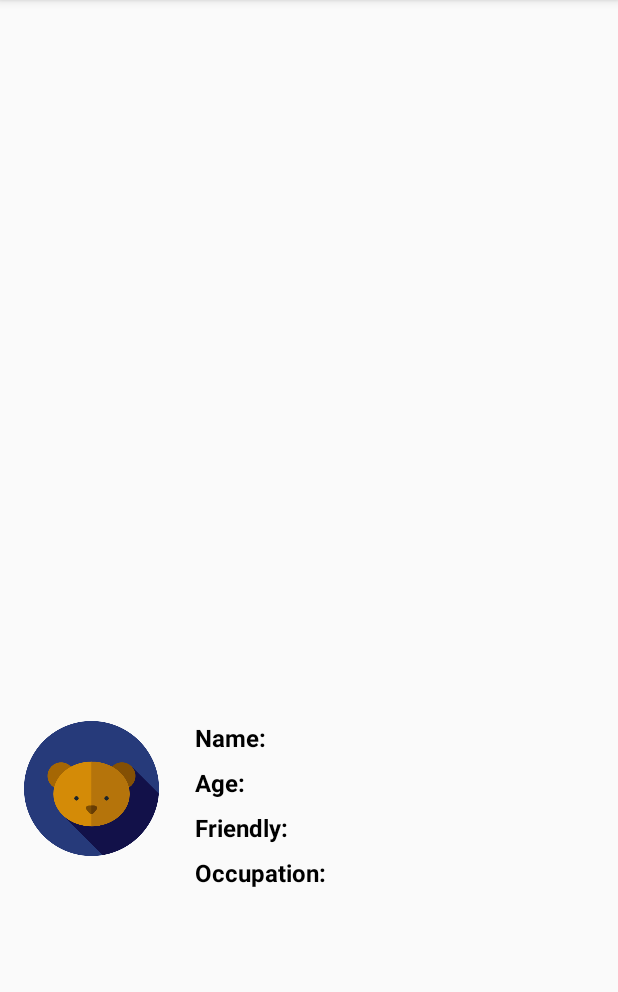
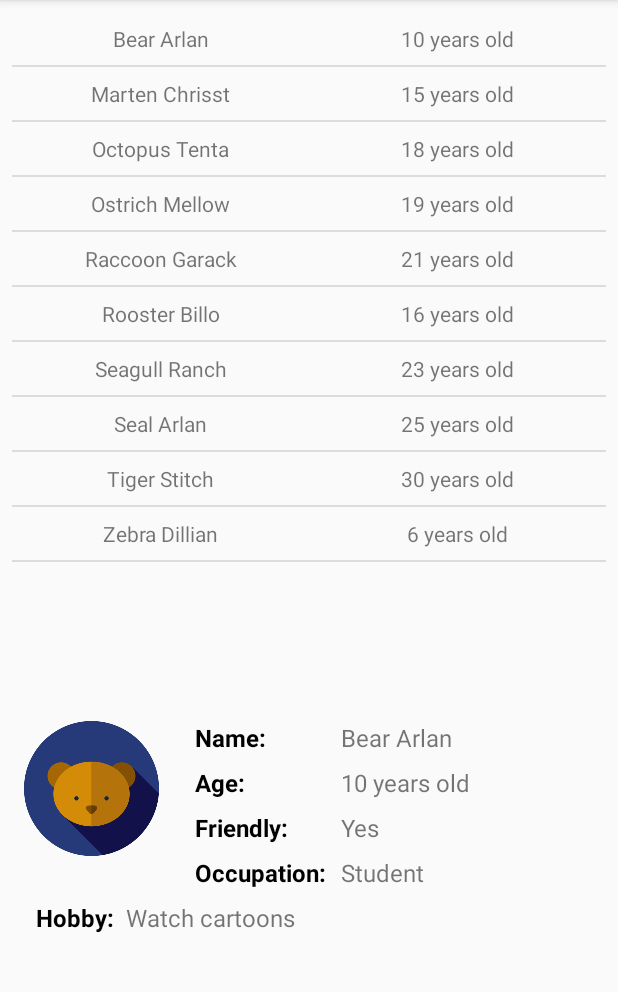
Before and after one commit to tranle13/JAV_CollectionViews, an Android app: the screen it shows after launch (MainActivity), on a phone screen of 412 x 824 dp, the part 84-1076 px from its top. Run offline under Robolectric (Android 15) with nearby library versions, the phone set to English and light mode, and no system bars.

Commit message:
Added functionality to detect orientation changes and update UI and populate details view

```diff
--- a/LeTran_CE05/app/src/main/java/com/sunny/android/letran_ce05/Animal.java
+++ b/LeTran_CE05/app/src/main/java/com/sunny/android/letran_ce05/Animal.java
@@ -5,22 +5,24 @@
 
 package com.sunny.android.letran_ce05;
 
-public class Animal {
+class Animal {
 
     // Member variables
-    private String name;
-    private int age;
-    private boolean isFriendly;
-    private String job;
-    private String hobby;
+    private final String name;
+    private final int age;
+    private final boolean isFriendly;
+    private final String job;
+    private final String hobby;
+    private final int imageID;
 
     // Constructor
-    public Animal(String _name, int _age, boolean _isFriendly, String _job, String _hobby) {
+    public Animal(String _name, int _age, boolean _isFriendly, String _job, String _hobby, int _imageID) {
         name = _name;
         age = _age;
         isFriendly = _isFriendly;
         job = _job;
         hobby = _hobby;
+        imageID = _imageID;
     }
 
     // Methods
@@ -29,4 +31,5 @@ public class Animal {
     boolean getFriendly() { return isFriendly; }
     String getJob() { return job; }
     String getHobby() { return hobby; }
+    int getImageID() { return imageID; }
 }
--- a/LeTran_CE05/app/src/main/java/com/sunny/android/letran_ce05/AnimalAdapter.java
+++ b/LeTran_CE05/app/src/main/java/com/sunny/android/letran_ce05/AnimalAdapter.java
@@ -14,12 +14,12 @@ import android.widget.TextView;
 
 import java.util.ArrayList;
 
-public class AnimalAdapter extends BaseAdapter {
+class AnimalAdapter extends BaseAdapter {
 
     // Member variables
     private static final long BASE_ID = 0x00001;
-    private Context aContext = null;
-    private ArrayList<Animal> animals = null;
+    private final Context aContext;
+    private final ArrayList<Animal> animals;
 
     // Constructor
     public AnimalAdapter(Context _context, ArrayList<Animal> _animals) {
@@ -51,7 +51,7 @@ public class AnimalAdapter extends BaseAdapter {
 
     @Override
     public View getView(int position, View convertView, ViewGroup parent) {
-        ViewHolder vh = null;
+        ViewHolder vh;
 
         if (convertView == null) {
             convertView = LayoutInflater.from(aContext).inflate(R.layout.listview_custom, parent, false);
@@ -73,8 +73,8 @@ public class AnimalAdapter extends BaseAdapter {
 
     // Optimize with ViewHolder
     static class ViewHolder {
-        TextView txt_Name;
-        TextView txt_Age;
+        final TextView txt_Name;
+        final TextView txt_Age;
 
         ViewHolder(View _layout) {
             txt_Name = (TextView)_layout.findViewById(R.id.txt_CustomName);
--- a/LeTran_CE05/app/src/main/java/com/sunny/android/letran_ce05/MainActivity.java
+++ b/LeTran_CE05/app/src/main/java/com/sunny/android/letran_ce05/MainActivity.java
@@ -5,48 +5,127 @@
 
 package com.sunny.android.letran_ce05;
 
+import android.content.res.Configuration;
 import android.support.v7.app.AppCompatActivity;
 import android.os.Bundle;
+import android.view.View;
+import android.widget.AdapterView;
+import android.widget.ImageView;
 import android.widget.ListView;
+import android.widget.Spinner;
+import android.widget.TextView;
 
 import java.util.ArrayList;
 
-    public class MainActivity extends AppCompatActivity {
+public class MainActivity extends AppCompatActivity {
 
-    private ArrayList<Animal> animals = new ArrayList<>();
+    private ArrayList<Animal> animals = null;
     private ListView aListView = null;
+    private final int defaultIndex = 0;
 
     @Override
     protected void onCreate(Bundle savedInstanceState) {
         super.onCreate(savedInstanceState);
         setContentView(R.layout.activity_main);
 
+        animals = new ArrayList<>();
         populateData();
+        helpPopulate(defaultIndex);
+    }
 
-        aListView = (ListView)findViewById(R.id.lvw_ListView);
+    @Override
+    public void onConfigurationChanged(Configuration newConfig) {
+        super.onConfigurationChanged(newConfig);
+
+        helpPopulate(defaultIndex);
     }
 
     // Create function to populate data collection
     private void populateData() {
         animals.add(new Animal("Bear Arlan", 10, true, "Student",
-                "Watch cartoons"));
+                "Watch cartoons", R.drawable.bear));
         animals.add(new Animal("Marten Chrisst", 15, true, "McDonald employee",
-                "Play video games"));
-        animals.add(new Animal("Octopus Tentacles", 18, false, "Ink producer",
-                "Camouflage and attack jellyfish"));
+                "Play video games", R.drawable.marten));
+        animals.add(new Animal("Octopus Tenta", 18, false, "Ink producer",
+                "Camouflage and attack jellyfish", R.drawable.octopus));
         animals.add(new Animal("Ostrich Mellow", 19, false, "Zoo runner",
-                "Peck other animals"));
+                "Peck other animals", R.drawable.ostrich));
         animals.add(new Animal("Raccoon Garack", 21, true, "Office worker",
-                "Build diagrams for statistics"));
+                "Build diagrams for statistics", R.drawable.racoon));
         animals.add(new Animal("Rooster Billo", 16, true, "Early waker",
-                "Fly and chirp in morning"));
+                "Fly and chirp in morning", R.drawable.rooster));
         animals.add(new Animal("Seagull Ranch", 23, false, "Scout",
-                "Practice carrying water in mouth"));
+                "Practice carrying water in mouth", R.drawable.seagull));
         animals.add(new Animal("Seal Arlan", 25, true, "Security",
-                "Work on belly muscles"));
+                "Work on belly muscles", R.drawable.seal));
         animals.add(new Animal("Tiger Stitch", 30, false, "Hunter",
-                "Make soup"));
+                "Make soup", R.drawable.tiger));
         animals.add(new Animal("Zebra Dillian", 6, true, "Student",
-                "Watch movies about zebras"));
+                "Watch movies about zebras", R.drawable.zebra));
+    }
+
+    // Create function to populate the details view
+    private void populateDetails(int index, int imageView, int name, int age, int friendly,
+                                 int job, int hobby) {
+        if (animals.size() > 0) {
+
+            ImageView ivw = (ImageView)findViewById(imageView);
+            TextView _name = (TextView)findViewById(name);
+            TextView _age = (TextView)findViewById(age);
+            TextView _friendly = (TextView)findViewById(friendly);
+            TextView _job = (TextView)findViewById(job);
+            TextView _hobby = (TextView)findViewById(hobby);
+
+            ivw.setImageResource(animals.get(index).getImageID());
+            _name.setText(animals.get(index).getName());
+            String strAge = animals.get(index).getAge() + " years old";
+            _age.setText(strAge);
+            if (animals.get(index).getFriendly()) {
+                _friendly.setText(R.string._friendly);
+            } else {
+                _friendly.setText(R.string._unfriendly);
+            }
+
+            _job.setText(animals.get(index).getJob());
+            _hobby.setText(animals.get(index).getHobby());
+        }
+    }
+
+    // Create function to help populate
+    private void helpPopulate(int _position) {
+        if (getResources().getConfiguration().orientation == Configuration.ORIENTATION_PORTRAIT) {
+            populateDetails(_position, R.id.imageView, R.id.txt_Name, R.id.txt_Age, R.id.txt_Friendly, R.id.txt_Occupation, R.id.txt_Hobby);
+            aListView = (ListView)findViewById(R.id.lvw_ListView);
+            setupCustomAdapter();
+            aListView.setOnItemClickListener(new ListView.OnItemClickListener() {
+                @Override
+                public void onItemClick(AdapterView<?> parent, View view, int position, long id) {
+                    populateDetails(position, R.id.imageView, R.id.txt_Name, R.id.txt_Age, R.id.txt_Friendly,
+                            R.id.txt_Occupation, R.id.txt_Hobby);
+                }
+            });
+        } else {
+            populateDetails(_position, R.id.imageView2, R.id.txt_Land_Name, R.id.txt_Land_Age, R.id.txt_Land_Friendly, R.id.txt_Land_Job, R.id.txt_Land_Hobby);
+            Spinner dropdown = (Spinner)findViewById(R.id.spn_Dropdown);
+            dropdown.setOnItemSelectedListener(new AdapterView.OnItemSelectedListener() {
+                @Override
+                public void onItemSelected(AdapterView<?> parent, View view, int position, long id) {
+                    populateDetails(position, R.id.imageView2, R.id.txt_Land_Name, R.id.txt_Land_Age,
+                            R.id.txt_Land_Friendly, R.id.txt_Land_Job, R.id.txt_Land_Hobby);
+                }
+
+                @Override
+                public void onNothingSelected(AdapterView<?> parent) {
+                    populateDetails(defaultIndex, R.id.imageView2, R.id.txt_Land_Name, R.id.txt_Land_Age,
+                            R.id.txt_Land_Friendly, R.id.txt_Land_Job, R.id.txt_Land_Hobby);
+                }
+            });
+        }
+    }
+
+    // Create function to setup adapterview
+    private void setupCustomAdapter() {
+        AnimalAdapter adapter = new AnimalAdapter(this, animals);
+        aListView.setAdapter(adapter);
     }
 }
--- a/LeTran_CE05/app/src/main/res/layout-land/activity_main.xml
+++ b/LeTran_CE05/app/src/main/res/layout-land/activity_main.xml
@@ -7,7 +7,7 @@
     android:layout_height="match_parent">
 
     <Spinner
-        android:id="@+id/spinner"
+        android:id="@+id/spn_Dropdown"
         android:layout_width="576dp"
         android:layout_height="wrap_content"
         android:layout_marginEnd="16dp"
@@ -26,7 +26,7 @@
         android:layout_marginTop="24dp"
         android:contentDescription="@string/imageView"
         app:layout_constraintStart_toStartOf="parent"
-        app:layout_constraintTop_toBottomOf="@+id/spinner"
+        app:layout_constraintTop_toBottomOf="@+id/spn_Dropdown"
         app:srcCompat="@drawable/racoon" />
 
     <TextView
--- a/LeTran_CE05/app/src/main/res/layout/activity_main.xml
+++ b/LeTran_CE05/app/src/main/res/layout/activity_main.xml
@@ -41,7 +41,7 @@
 
     <TextView
         android:id="@+id/txt_Name"
-        android:layout_width="wrap_content"
+        android:layout_width="0dp"
         android:layout_height="wrap_content"
         android:layout_marginEnd="16dp"
         android:textSize="16sp"
@@ -65,19 +65,20 @@
 
     <TextView
         android:id="@+id/txt_Hobby"
-        android:layout_width="wrap_content"
+        android:layout_width="0dp"
         android:layout_height="wrap_content"
-        android:layout_marginEnd="16dp"
+        android:layout_marginEnd="8dp"
+        android:layout_marginStart="8dp"
         android:textSize="16sp"
         app:layout_constraintEnd_toEndOf="parent"
         app:layout_constraintHorizontal_bias="0.0"
-        app:layout_constraintStart_toStartOf="@+id/txt_Occupation"
+        app:layout_constraintStart_toEndOf="@+id/textView7"
         app:layout_constraintTop_toTopOf="@+id/textView7"
         tools:text="Sleeping" />
 
     <TextView
         android:id="@+id/txt_Friendly"
-        android:layout_width="wrap_content"
+        android:layout_width="0dp"
         android:layout_height="wrap_content"
         android:layout_marginEnd="16dp"
         android:textSize="16sp"
@@ -89,7 +90,7 @@
 
     <TextView
         android:id="@+id/txt_Occupation"
-        android:layout_width="wrap_content"
+        android:layout_width="0dp"
         android:layout_height="wrap_content"
         android:layout_marginEnd="16dp"
         android:layout_marginStart="10dp"
@@ -113,18 +114,6 @@
         app:layout_constraintTop_toBottomOf="@+id/textView6" />
 
     <TextView
-        android:id="@+id/textView7"
-        android:layout_width="wrap_content"
-        android:layout_height="wrap_content"
-        android:layout_marginTop="8dp"
-        android:textColor="@color/black"
-        android:textSize="16sp"
-        android:textStyle="bold"
-        app:layout_constraintStart_toStartOf="@+id/textView8"
-        app:layout_constraintTop_toBottomOf="@+id/textView8"
-        tools:text="@string/hobby" />
-
-    <TextView
         android:id="@+id/textView6"
         android:layout_width="wrap_content"
         android:layout_height="wrap_content"
@@ -138,7 +127,7 @@
 
     <TextView
         android:id="@+id/txt_Age"
-        android:layout_width="wrap_content"
+        android:layout_width="0dp"
         android:layout_height="wrap_content"
         android:layout_marginEnd="16dp"
         android:textSize="16sp"
@@ -159,4 +148,17 @@
         app:layout_constraintTop_toTopOf="@+id/guideline"
         app:srcCompat="@drawable/bear" />
 
+    <TextView
+        android:id="@+id/textView7"
+        android:layout_width="wrap_content"
+        android:layout_height="wrap_content"
+        android:layout_marginStart="8dp"
+        android:layout_marginTop="8dp"
+        android:text="@string/hobby"
+        android:textColor="@color/black"
+        android:textSize="16sp"
+        android:textStyle="bold"
+        app:layout_constraintStart_toStartOf="@+id/imageView"
+        app:layout_constraintTop_toBottomOf="@+id/textView8" />
+
 </android.support.constraint.ConstraintLayout>
--- a/LeTran_CE05/app/src/main/res/values/strings.xml
+++ b/LeTran_CE05/app/src/main/res/values/strings.xml
@@ -18,4 +18,6 @@
         <item>Zebra</item>
     </string-array>
     <string name="imageView">Image Holder</string>
+    <string name="_friendly">Yes</string>
+    <string name="_unfriendly">Nope</string>
 </resources>
```
